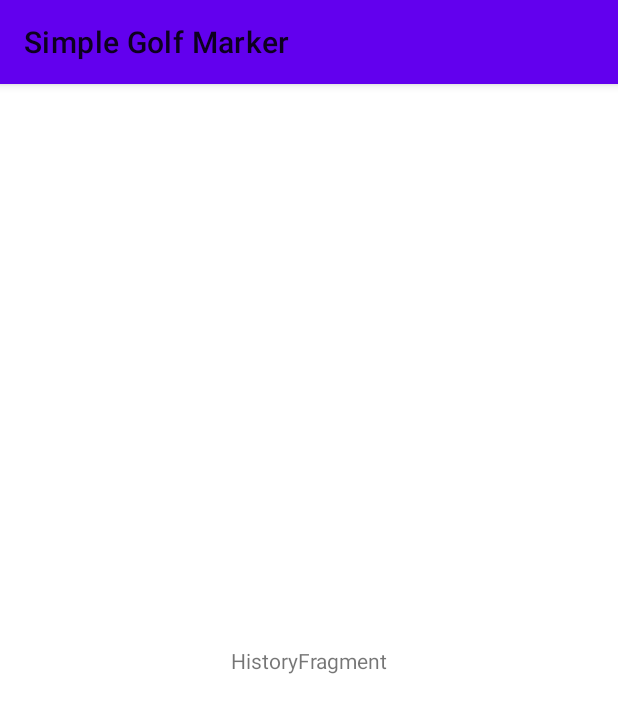
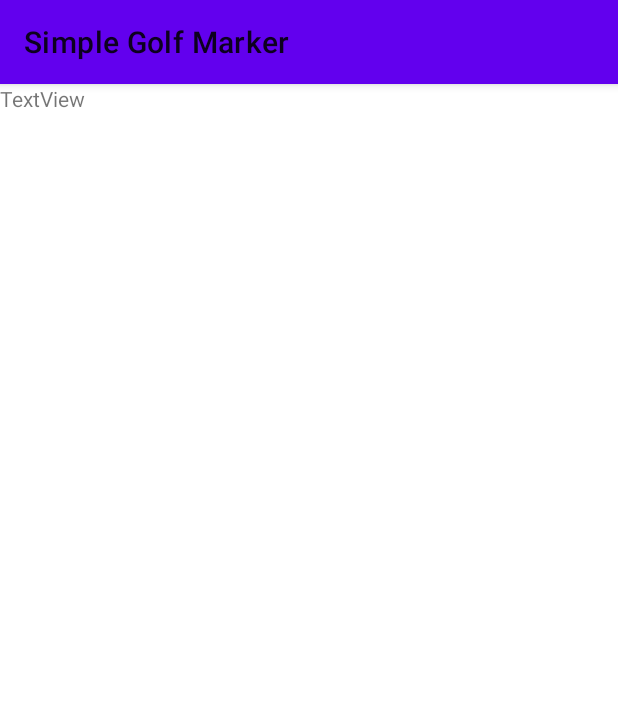
Before and after one commit to dreamertino/simple-golf-score-marker, an Android app: the HistoryFragment screen opened directly, with no data from a screen before it, on a phone screen of 412 x 824 dp. Shown: the top 713 px of the screen. Run offline under Robolectric (Android 15) with nearby library versions, the phone set to English and light mode, and no system bars; our stand-ins replace Room's generated code.

Commit message:
feat: Display history step no score display

```diff
--- a/app/src/main/java/fr/perso/tino/simplegolfmarker/ScoreForOneHoleViewModel.kt
+++ b/app/src/main/java/fr/perso/tino/simplegolfmarker/ScoreForOneHoleViewModel.kt
@@ -18,7 +18,6 @@ class ScoreForOneHoleViewModel(application: Application) : AndroidViewModel(appl
     var currentHole: MutableLiveData<Short> = MutableLiveData(1)
     private var scores: MutableMap<Short, Int> = mutableMapOf()
     private val repo: SessionRepository
-
 
 
     init {
@@ -76,6 +75,9 @@ class ScoreForOneHoleViewModel(application: Application) : AndroidViewModel(appl
 
     fun saveCurrentSession() = viewModelScope.launch {
         Log.i("GameModel", "Enregistrement de la session ...")
+        if (currentHole.value != null && currentScore.value != null) {
+            currentHole.value?.let { h -> currentScore.value?.let { scores[h] = it } }
+        }
         val session = SessionResult(0)
         val sToSave =
             scores.entries.map { it -> HoleResult(0, it.key, it.value, 0) }.toMutableList()
--- a/app/src/main/java/fr/perso/tino/simplegolfmarker/ui/history/HistoryFragment.kt
+++ b/app/src/main/java/fr/perso/tino/simplegolfmarker/ui/history/HistoryFragment.kt
@@ -1,6 +1,7 @@
 package fr.perso.tino.simplegolfmarker.ui.history
 
 import android.os.Bundle
+import android.util.Log
 import android.view.LayoutInflater
 import android.view.View
 import android.view.ViewGroup
@@ -17,6 +18,7 @@ class HistoryFragment : Fragment() {
 
     companion object {
         fun newInstance() = HistoryFragment()
+        const val TAG = "History fragment"
     }
 
     private val viewModel: HistoryViewModel by activityViewModels()
@@ -31,13 +33,11 @@ class HistoryFragment : Fragment() {
         binding.recycleView.layoutManager = LinearLayoutManager(this.requireContext())
         viewModel.sessions.observe(
             viewLifecycleOwner,
-            Observer { sessions -> sessions?.let { adapter.setSessions(it) } })
+            Observer { sessions ->
+                sessions ?: Log.w(TAG, "Pas de session trouvées en base de données !!! Bizarre")
+                sessions?.let { adapter.setSessions(it) }
+            })
         return binding.root
     }
 
-    override fun onActivityCreated(savedInstanceState: Bundle?) {
-        super.onActivityCreated(savedInstanceState)
-
-    }
-
 }
--- a/app/src/main/java/fr/perso/tino/simplegolfmarker/ui/history/HistoryViewModel.kt
+++ b/app/src/main/java/fr/perso/tino/simplegolfmarker/ui/history/HistoryViewModel.kt
@@ -23,6 +23,7 @@ class HistoryViewModel(application: Application) : AndroidViewModel(application)
         val sessionDao = AppDatabase.getDatabase(application).sessionDao()
         repo = SessionRepository(sessionDao)
         Log.i("History", "Chargement des sessions ...")
+
         sessions = repo.getAllSessions()
         Log.i("History", "Chargement des sessions OK")
         GlobalScope.launch {
--- a/app/src/main/res/layout/history_fragment.xml
+++ b/app/src/main/res/layout/history_fragment.xml
@@ -7,19 +7,20 @@
     android:layout_height="match_parent"
     tools:context=".ui.history.HistoryFragment">
 
+    <TextView
+        android:id="@+id/textView"
+        android:layout_width="wrap_content"
+        android:layout_height="wrap_content"
+        android:text="TextView"
+        app:layout_constraintBottom_toTopOf="@+id/recycleView"
+        app:layout_constraintTop_toTopOf="parent"
+        app:layout_constraintLeft_toLeftOf="parent" />
+
     <androidx.recyclerview.widget.RecyclerView
         android:id="@+id/recycleView"
-        android:layout_width="match_parent"
-        android:layout_height="match_parent" />
-
-    <TextView
-        android:id="@+id/message"
         android:layout_width="wrap_content"
         android:layout_height="wrap_content"
-        android:text="HistoryFragment"
-        app:layout_constraintBottom_toBottomOf="parent"
-        app:layout_constraintEnd_toEndOf="parent"
-        app:layout_constraintStart_toStartOf="parent"
-        app:layout_constraintTop_toTopOf="parent" />
+        app:layout_constraintTop_toBottomOf="@id/textView"
+        app:layout_constraintLeft_toLeftOf="parent" />
 
 </androidx.constraintlayout.widget.ConstraintLayout>
```
Also changed, not shown: app/src/main/res/layout/history_session.xml (+27 -4 lines).
